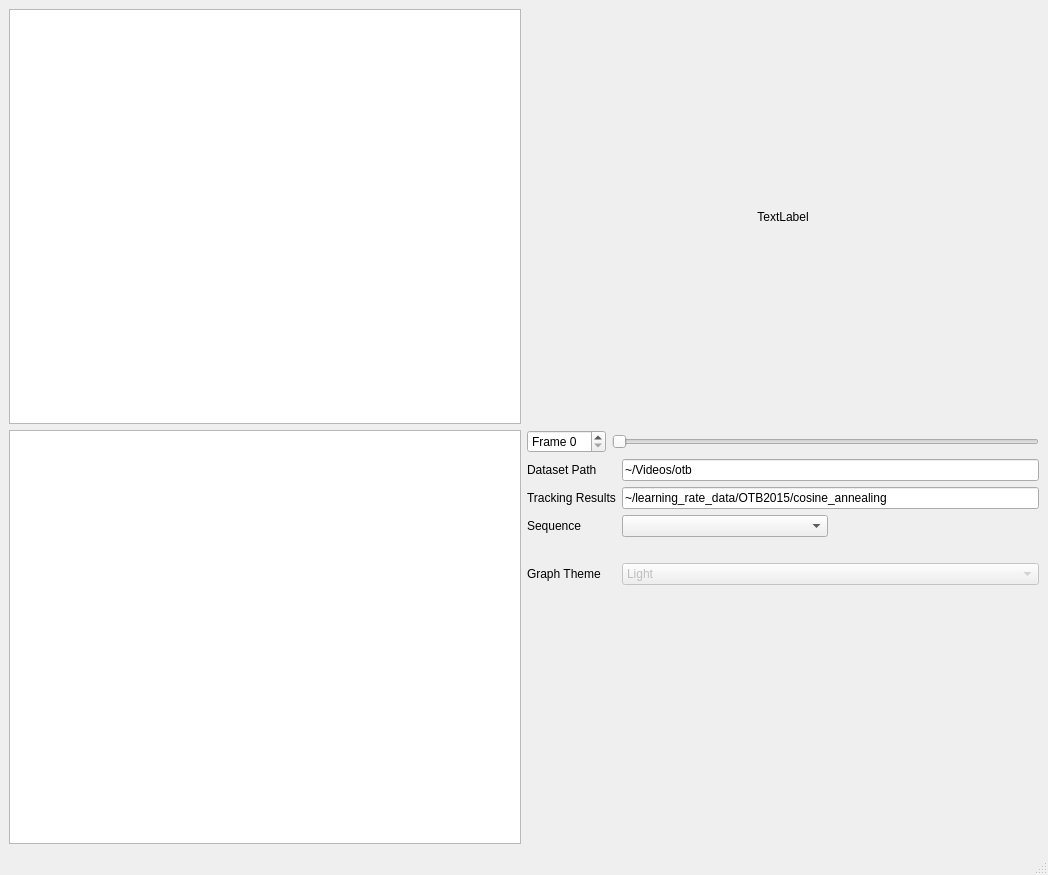
brobeson/tracking-analyzer, file tracking-analyzer/gui/main_window.ui: the form before one commit.
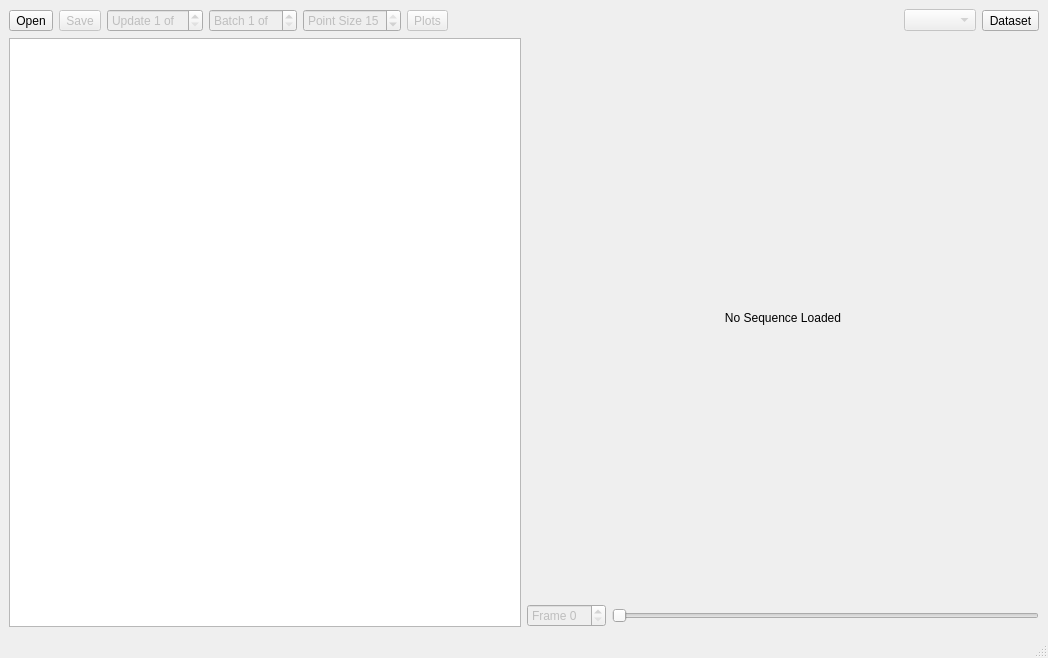
The form after the commit. Icons and pictures are not drawn. Custom widgets are drawn as their Qt base class.

Patch:
```diff
--- a/tracking-analyzer/gui/main_window.ui
+++ b/tracking-analyzer/gui/main_window.ui
@@ -7,7 +7,7 @@
     <x>0</x>
     <y>0</y>
     <width>1048</width>
-    <height>875</height>
+    <height>658</height>
    </rect>
   </property>
   <property name="windowTitle">
@@ -15,28 +15,31 @@
   </property>
   <widget class="QWidget" name="centralwidget">
    <layout class="QGridLayout" name="gridLayout">
-    <item row="0" column="1">
-     <widget class="QLabel" name="frame_display">
-      <property name="text">
-       <string>TextLabel</string>
-      </property>
-      <property name="alignment">
-       <set>Qt::AlignCenter</set>
-      </property>
-     </widget>
-    </item>
-    <item row="2" column="0">
-     <widget class="QChartView" name="overlap_graph"/>
-    </item>
-    <item row="0" column="0">
-     <widget class="QChartView" name="offset_graph"/>
-    </item>
-    <item row="2" column="1">
-     <layout class="QVBoxLayout" name="verticalLayout">
+    <item row="1" column="1">
+     <layout class="QVBoxLayout" name="verticalLayout_1">
       <item>
-       <layout class="QHBoxLayout" name="horizontalLayout">
+       <widget class="QLabel" name="frame_display">
+        <property name="sizePolicy">
+         <sizepolicy hsizetype="Ignored" vsizetype="Ignored">
+          <horstretch>0</horstretch>
+          <verstretch>0</verstretch>
+         </sizepolicy>
+        </property>
+        <property name="text">
+         <string>No Sequence Loaded</string>
+        </property>
+        <property name="alignment">
+         <set>Qt::AlignCenter</set>
+        </property>
+       </widget>
+      </item>
+      <item>
+       <layout class="QHBoxLayout" name="horizontalLayout_5">
         <item>
-         <widget class="QSpinBox" name="frame_number">
+         <widget class="QSpinBox" name="frame_spinbox">
+          <property name="enabled">
+           <bool>false</bool>
+          </property>
           <property name="prefix">
            <string>Frame </string>
           </property>
@@ -54,139 +57,182 @@
         </item>
        </layout>
       </item>
+     </layout>
+    </item>
+    <item row="0" column="0">
+     <layout class="QHBoxLayout" name="horizontalLayout">
       <item>
-       <layout class="QFormLayout" name="formLayout">
-        <item row="0" column="0">
-         <widget class="QLabel" name="label_3">
-          <property name="text">
-           <string>Dataset Path</string>
-          </property>
-         </widget>
-        </item>
-        <item row="0" column="1">
-         <widget class="QLineEdit" name="dataset_path">
-          <property name="text">
-           <string>~/Videos/otb</string>
-          </property>
-         </widget>
-        </item>
-        <item row="3" column="0">
-         <widget class="QLabel" name="label_4">
-          <property name="text">
-           <string>Sequence</string>
-          </property>
-         </widget>
-        </item>
-        <item row="3" column="1">
-         <layout class="QHBoxLayout" name="horizontalLayout_2">
-          <item>
-           <widget class="QComboBox" name="sequence">
-            <property name="sizeAdjustPolicy">
-             <enum>QComboBox::AdjustToContents</enum>
-            </property>
-           </widget>
-          </item>
-          <item>
-           <widget class="QLabel" name="sequence_count">
-            <property name="text">
-             <string/>
-            </property>
-           </widget>
-          </item>
-         </layout>
-        </item>
-        <item row="5" column="1">
-         <widget class="QComboBox" name="comboBox">
-          <property name="enabled">
-           <bool>false</bool>
-          </property>
-          <item>
-           <property name="text">
-            <string>Light</string>
-           </property>
-          </item>
-          <item>
-           <property name="text">
-            <string>Blue Cerulean</string>
-           </property>
-          </item>
-          <item>
-           <property name="text">
-            <string>Dark</string>
-           </property>
-          </item>
-          <item>
-           <property name="text">
-            <string>Brown Sand</string>
-           </property>
-          </item>
-          <item>
-           <property name="text">
-            <string>Blue NCS</string>
-           </property>
-          </item>
-          <item>
-           <property name="text">
-            <string>High Contrast</string>
-           </property>
-          </item>
-          <item>
-           <property name="text">
-            <string>Blue Icy</string>
-           </property>
-          </item>
-          <item>
-           <property name="text">
-            <string>Qt</string>
-           </property>
-          </item>
-         </widget>
-        </item>
-        <item row="5" column="0">
-         <widget class="QLabel" name="label_2">
-          <property name="text">
-           <string>Graph Theme</string>
-          </property>
-         </widget>
-        </item>
-        <item row="4" column="1">
-         <widget class="QLabel" name="sequence_path">
-          <property name="text">
-           <string/>
-          </property>
-         </widget>
-        </item>
-        <item row="1" column="0">
-         <widget class="QLabel" name="label_5">
-          <property name="text">
-           <string>Tracking Results</string>
-          </property>
-         </widget>
-        </item>
-        <item row="1" column="1">
-         <widget class="QLineEdit" name="results_path">
-          <property name="text">
-           <string>~/learning_rate_data/OTB2015/cosine_annealing</string>
-          </property>
-         </widget>
-        </item>
-       </layout>
+       <widget class="QToolButton" name="open_tracking_data_button">
+        <property name="toolTip">
+         <string>Open tracking meta-data.</string>
+        </property>
+        <property name="text">
+         <string>Open</string>
+        </property>
+        <property name="icon">
+         <iconset theme="document-open">
+          <normaloff>.</normaloff>.</iconset>
+        </property>
+        <property name="shortcut">
+         <string>Ctrl+O</string>
+        </property>
+       </widget>
       </item>
       <item>
-       <spacer name="verticalSpacer">
+       <widget class="QToolButton" name="save_graph_button">
+        <property name="enabled">
+         <bool>false</bool>
+        </property>
+        <property name="toolTip">
+         <string>Save the current graph.</string>
+        </property>
+        <property name="text">
+         <string>Save</string>
+        </property>
+        <property name="icon">
+         <iconset theme="document-save">
+          <normaloff>.</normaloff>.</iconset>
+        </property>
+        <property name="shortcut">
+         <string>Ctrl+S</string>
+        </property>
+       </widget>
+      </item>
+      <item>
+       <widget class="QSpinBox" name="update_spinbox">
+        <property name="enabled">
+         <bool>false</bool>
+        </property>
+        <property name="toolTip">
+         <string>Iterate through the training updates.</string>
+        </property>
+        <property name="suffix">
+         <string> of</string>
+        </property>
+        <property name="prefix">
+         <string>Update </string>
+        </property>
+        <property name="minimum">
+         <number>1</number>
+        </property>
+       </widget>
+      </item>
+      <item>
+       <widget class="QSpinBox" name="batch_spinbox">
+        <property name="enabled">
+         <bool>false</bool>
+        </property>
+        <property name="toolTip">
+         <string>Iterate through the training batches.</string>
+        </property>
+        <property name="suffix">
+         <string> of</string>
+        </property>
+        <property name="prefix">
+         <string>Batch </string>
+        </property>
+        <property name="minimum">
+         <number>1</number>
+        </property>
+       </widget>
+      </item>
+      <item>
+       <widget class="QSpinBox" name="point_size_spinbox">
+        <property name="enabled">
+         <bool>false</bool>
+        </property>
+        <property name="toolTip">
+         <string>Change the size of points drawn on the graph.</string>
+        </property>
+        <property name="prefix">
+         <string>Point Size </string>
+        </property>
+        <property name="minimum">
+         <number>5</number>
+        </property>
+        <property name="maximum">
+         <number>15</number>
+        </property>
+        <property name="value">
+         <number>15</number>
+        </property>
+       </widget>
+      </item>
+      <item>
+       <widget class="QToolButton" name="plots_menu">
+        <property name="enabled">
+         <bool>false</bool>
+        </property>
+        <property name="text">
+         <string>Plots</string>
+        </property>
+        <property name="popupMode">
+         <enum>QToolButton::InstantPopup</enum>
+        </property>
+       </widget>
+      </item>
+      <item>
+       <spacer name="horizontalSpacer">
         <property name="orientation">
-         <enum>Qt::Vertical</enum>
+         <enum>Qt::Horizontal</enum>
         </property>
         <property name="sizeHint" stdset="0">
          <size>
-          <width>20</width>
-          <height>40</height>
+          <width>40</width>
+          <height>20</height>
          </size>
         </property>
        </spacer>
       </item>
      </layout>
     </item>
+    <item row="0" column="1">
+     <layout class="QHBoxLayout" name="horizontalLayout_2">
+      <item>
+       <spacer name="horizontalSpacer_2">
+        <property name="orientation">
+         <enum>Qt::Horizontal</enum>
+        </property>
+        <property name="sizeHint" stdset="0">
+         <size>
+          <width>40</width>
+          <height>20</height>
+         </size>
+        </property>
+       </spacer>
+      </item>
+      <item>
+       <widget class="QComboBox" name="sequence_combobox">
+        <property name="enabled">
+         <bool>false</bool>
+        </property>
+        <property name="toolTip">
+         <string>Select the sequence to display.</string>
+        </property>
+       </widget>
+      </item>
+      <item>
+       <widget class="QToolButton" name="load_dataset_button">
+        <property name="toolTip">
+         <string>Load a tracking dataset.</string>
+        </property>
+        <property name="text">
+         <string>Dataset</string>
+        </property>
+        <property name="icon">
+         <iconset theme="folder-open">
+          <normaloff>.</normaloff>.</iconset>
+        </property>
+        <property name="shortcut">
+         <string>Ctrl+Shift+O</string>
+        </property>
+       </widget>
+      </item>
+     </layout>
+    </item>
+    <item row="1" column="0">
+     <widget class="QChartView" name="graph"/>
+    </item>
    </layout>
   </widget>
   <widget class="QMenuBar" name="menubar">
```
Left out of the diff: 251 changed lines with no effect on the pictures.
